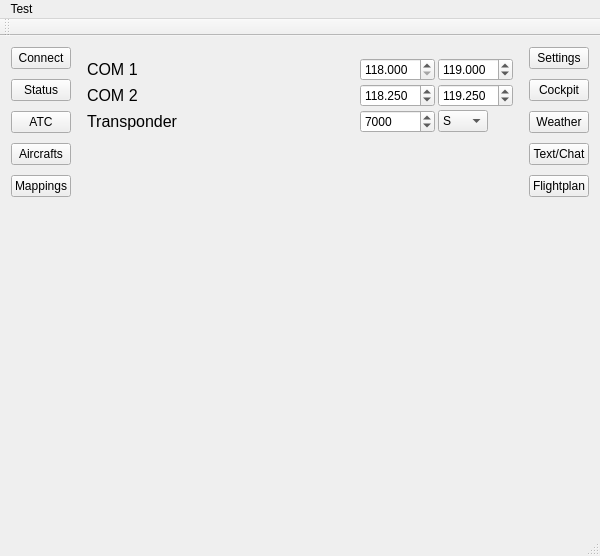
Above: samples/blackgui/mainwindow.ui from swift-project/pilotclient before the change. Below: the same form after it.
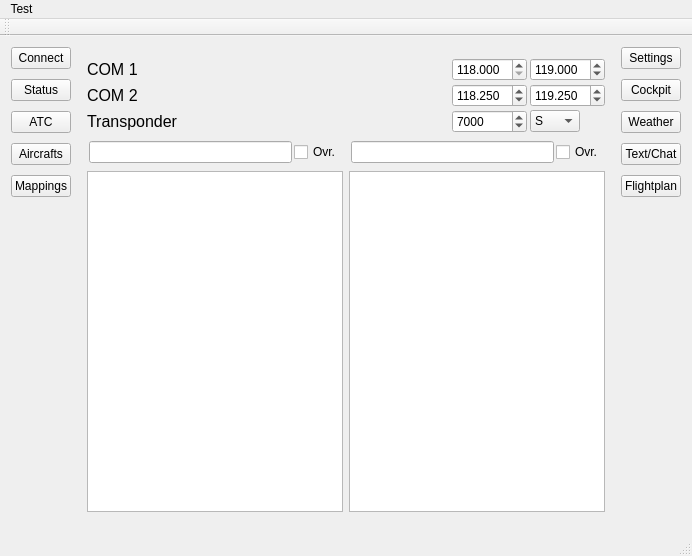
That is the form after the change. The open tabs and pages were chosen to show the change.

Commit message:
post-voice changes in blackgui from the kbatclist branch
refs #81

```diff
--- a/samples/blackgui/mainwindow.ui
+++ b/samples/blackgui/mainwindow.ui
@@ -6,7 +6,7 @@
    <rect>
     <x>0</x>
     <y>0</y>
-    <width>600</width>
+    <width>615</width>
     <height>541</height>
    </rect>
   </property>
@@ -595,140 +595,6 @@
               <property name="spacing">
                <number>3</number>
               </property>
-              <item row="1" column="1">
-               <widget class="QDoubleSpinBox" name="ds_CockpitCom2Active">
-                <property name="accelerated">
-                 <bool>false</bool>
-                </property>
-                <property name="decimals">
-                 <number>3</number>
-                </property>
-                <property name="minimum">
-                 <double>118.000000000000000</double>
-                </property>
-                <property name="maximum">
-                 <double>136.000000000000000</double>
-                </property>
-                <property name="singleStep">
-                 <double>0.250000000000000</double>
-                </property>
-                <property name="value">
-                 <double>118.250000000000000</double>
-                </property>
-               </widget>
-              </item>
-              <item row="2" column="1">
-               <widget class="QDoubleSpinBox" name="ds_CockpitTransponder">
-                <property name="decimals">
-                 <number>0</number>
-                </property>
-                <property name="maximum">
-                 <double>7777.000000000000000</double>
-                </property>
-                <property name="value">
-                 <double>7000.000000000000000</double>
-                </property>
-               </widget>
-              </item>
-              <item row="0" column="1">
-               <widget class="QDoubleSpinBox" name="ds_CockpitCom1Active">
-                <property name="maximumSize">
-                 <size>
-                  <width>75</width>
-                  <height>16777215</height>
-                 </size>
-                </property>
-                <property name="decimals">
-                 <number>3</number>
-                </property>
-                <property name="minimum">
-                 <double>118.000000000000000</double>
-                </property>
-                <property name="maximum">
-                 <double>136.000000000000000</double>
-                </property>
-                <property name="singleStep">
-                 <double>0.250000000000000</double>
-                </property>
-                <property name="value">
-                 <double>118.000000000000000</double>
-                </property>
-               </widget>
-              </item>
-              <item row="1" column="0">
-               <widget class="QLabel" name="lbl_CockpitCom2">
-                <property name="font">
-                 <font>
-                  <pointsize>12</pointsize>
-                 </font>
-                </property>
-                <property name="text">
-                 <string>COM 2</string>
-                </property>
-               </widget>
-              </item>
-              <item row="2" column="0">
-               <widget class="QLabel" name="lbl_CockpitTransponder">
-                <property name="font">
-                 <font>
-                  <pointsize>12</pointsize>
-                 </font>
-                </property>
-                <property name="text">
-                 <string>Transponder</string>
-                </property>
-               </widget>
-              </item>
-              <item row="0" column="0">
-               <widget class="QLabel" name="lbl_CockpitCom1">
-                <property name="font">
-                 <font>
-                  <pointsize>12</pointsize>
-                 </font>
-                </property>
-                <property name="text">
-                 <string>COM 1</string>
-                </property>
-               </widget>
-              </item>
-              <item row="3" column="1">
-               <spacer name="vs_Cockpit">
-                <property name="orientation">
-                 <enum>Qt::Vertical</enum>
-                </property>
-                <property name="sizeHint" stdset="0">
-                 <size>
-                  <width>20</width>
-                  <height>40</height>
-                 </size>
-                </property>
-               </spacer>
-              </item>
-              <item row="2" column="2">
-               <widget class="QComboBox" name="cb_CockpitTransponderMode">
-                <property name="maximumSize">
-                 <size>
-                  <width>50</width>
-                  <height>16777215</height>
-                 </size>
-                </property>
-                <item>
-                 <property name="text">
-                  <string>S</string>
-                 </property>
-                </item>
-                <item>
-                 <property name="text">
-                  <string>C</string>
-                 </property>
-                </item>
-                <item>
-                 <property name="text">
-                  <string>I</string>
-                 </property>
-                </item>
-               </widget>
-              </item>
               <item row="0" column="2">
                <widget class="QDoubleSpinBox" name="ds_CockpitCom1Standby">
                 <property name="minimumSize">
@@ -760,6 +626,31 @@
                 </property>
                </widget>
               </item>
+              <item row="2" column="2">
+               <widget class="QComboBox" name="cb_CockpitTransponderMode">
+                <property name="maximumSize">
+                 <size>
+                  <width>50</width>
+                  <height>16777215</height>
+                 </size>
+                </property>
+                <item>
+                 <property name="text">
+                  <string>S</string>
+                 </property>
+                </item>
+                <item>
+                 <property name="text">
+                  <string>C</string>
+                 </property>
+                </item>
+                <item>
+                 <property name="text">
+                  <string>I</string>
+                 </property>
+                </item>
+               </widget>
+              </item>
               <item row="1" column="2">
                <widget class="QDoubleSpinBox" name="ds_CockpitCom2Standby">
                 <property name="decimals">
@@ -779,6 +670,174 @@
                 </property>
                </widget>
               </item>
+              <item row="2" column="0">
+               <widget class="QLabel" name="lbl_CockpitTransponder">
+                <property name="font">
+                 <font>
+                  <pointsize>12</pointsize>
+                 </font>
+                </property>
+                <property name="text">
+                 <string>Transponder</string>
+                </property>
+               </widget>
+              </item>
+              <item row="0" column="0">
+               <widget class="QLabel" name="lbl_CockpitCom1">
+                <property name="font">
+                 <font>
+                  <pointsize>12</pointsize>
+                 </font>
+                </property>
+                <property name="text">
+                 <string>COM 1</string>
+                </property>
+               </widget>
+              </item>
+              <item row="1" column="0">
+               <widget class="QLabel" name="lbl_CockpitCom2">
+                <property name="font">
+                 <font>
+                  <pointsize>12</pointsize>
+                 </font>
+                </property>
+                <property name="text">
+                 <string>COM 2</string>
+                </property>
+               </widget>
+              </item>
+              <item row="1" column="1">
+               <widget class="QDoubleSpinBox" name="ds_CockpitCom2Active">
+                <property name="accelerated">
+                 <bool>false</bool>
+                </property>
+                <property name="decimals">
+                 <number>3</number>
+                </property>
+                <property name="minimum">
+                 <double>118.000000000000000</double>
+                </property>
+                <property name="maximum">
+                 <double>136.000000000000000</double>
+                </property>
+                <property name="singleStep">
+                 <double>0.250000000000000</double>
+                </property>
+                <property name="value">
+                 <double>118.250000000000000</double>
+                </property>
+               </widget>
+              </item>
+              <item row="0" column="1">
+               <widget class="QDoubleSpinBox" name="ds_CockpitCom1Active">
+                <property name="maximumSize">
+                 <size>
+                  <width>75</width>
+                  <height>16777215</height>
+                 </size>
+                </property>
+                <property name="decimals">
+                 <number>3</number>
+                </property>
+                <property name="minimum">
+                 <double>118.000000000000000</double>
+                </property>
+                <property name="maximum">
+                 <double>136.000000000000000</double>
+                </property>
+                <property name="singleStep">
+                 <double>0.250000000000000</double>
+                </property>
+                <property name="value">
+                 <double>118.000000000000000</double>
+                </property>
+               </widget>
+              </item>
+              <item row="2" column="1">
+               <widget class="QDoubleSpinBox" name="ds_CockpitTransponder">
+                <property name="decimals">
+                 <number>0</number>
+                </property>
+                <property name="maximum">
+                 <double>7777.000000000000000</double>
+                </property>
+                <property name="value">
+                 <double>7000.000000000000000</double>
+                </property>
+               </widget>
+              </item>
+             </layout>
+            </item>
+            <item>
+             <layout class="QGridLayout" name="ql_CockpitVoiceRooms">
+              <item row="1" column="0">
+               <widget class="QColumnView" name="cv_CockpitVoiceRoom1"/>
+              </item>
+              <item row="1" column="1">
+               <widget class="QColumnView" name="cv_CockpitVoiceRoom2"/>
+              </item>
+              <item row="0" column="1">
+               <widget class="QWidget" name="qi_CokpitViewRoom2" native="true">
+                <layout class="QHBoxLayout" name="horizontalLayout_6">
+                 <property name="spacing">
+                  <number>2</number>
+                 </property>
+                 <property name="margin">
+                  <number>2</number>
+                 </property>
+                 <item>
+                  <widget class="QLineEdit" name="le_CockpitVoiceRoomCom2">
+                   <property name="font">
+                    <font>
+                     <pointsize>7</pointsize>
+                    </font>
+                   </property>
+                   <property name="readOnly">
+                    <bool>true</bool>
+                   </property>
+                  </widget>
+                 </item>
+                 <item>
+                  <widget class="QCheckBox" name="cb_CockpitVoiceRoom2Override">
+                   <property name="text">
+                    <string>Ovr.</string>
+                   </property>
+                  </widget>
+                 </item>
+                </layout>
+               </widget>
+              </item>
+              <item row="0" column="0">
+               <widget class="QWidget" name="qi_CokpitViewRoom1" native="true">
+                <layout class="QHBoxLayout" name="horizontalLayout_5">
+                 <property name="spacing">
+                  <number>2</number>
+                 </property>
+                 <property name="margin">
+                  <number>2</number>
+                 </property>
+                 <item>
+                  <widget class="QLineEdit" name="le_CockpitVoiceRoomCom1">
+                   <property name="font">
+                    <font>
+                     <pointsize>7</pointsize>
+                    </font>
+                   </property>
+                   <property name="readOnly">
+                    <bool>true</bool>
+                   </property>
+                  </widget>
+                 </item>
+                 <item>
+                  <widget class="QCheckBox" name="cb_CockpitVoiceRoom1Override">
+                   <property name="text">
+                    <string>Ovr.</string>
+                   </property>
+                  </widget>
+                 </item>
+                </layout>
+               </widget>
+              </item>
              </layout>
             </item>
            </layout>
@@ -1228,7 +1287,7 @@
     <rect>
      <x>0</x>
      <y>0</y>
-     <width>600</width>
+     <width>615</width>
      <height>21</height>
     </rect>
    </property>
```
Left out of the diff: 313 changed lines with no effect on the pictures. The commit also changes 9 other files.
